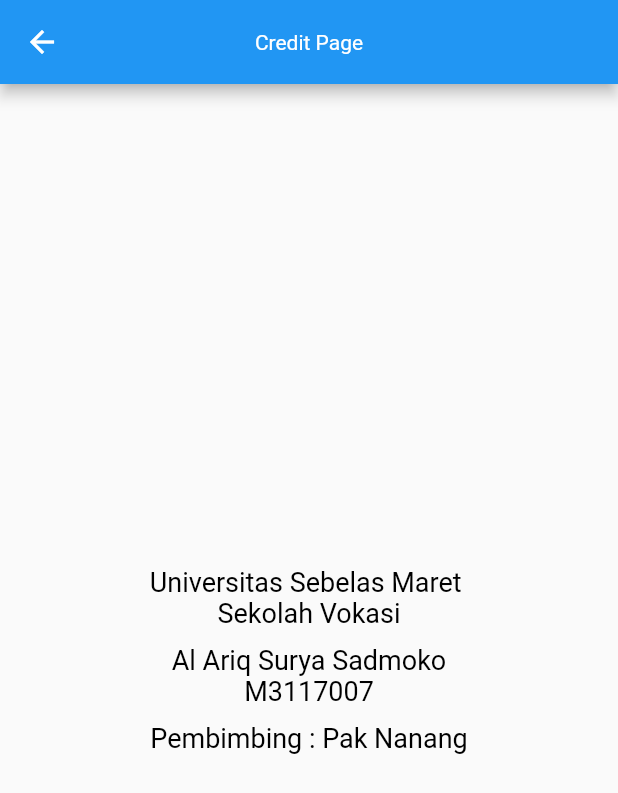
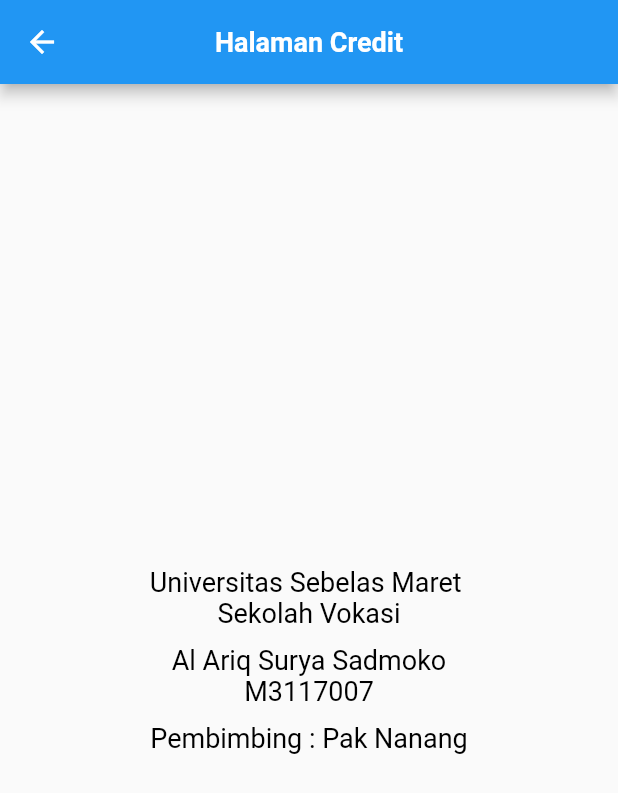
Before and after one commit to papazola-hue/protoype_pintar_iot, a Flutter app: the screen it shows after launch, after a tap on "Credit", on a phone screen of 412 x 824 dp. Shown: the top 793 px of the screen. Run offline on Flutter 3.47's test engine with Material 2 defaults, Android fonts, the phone set to English and light mode, and no system bars; our stand-ins replace firebase_core, firebase_database, get, liquid_progress_indicator; accounts and stored records are empty.

```diff
--- a/lib/screen/credit_screen.dart
+++ b/lib/screen/credit_screen.dart
@@ -1,4 +1,5 @@
 import 'package:flutter/material.dart';
+import 'package:protoype_pintar_iot/widget/scaffold_widget.dart';
 import 'package:protoype_pintar_iot/widget/template_text_widget.dart';
 
 class CreditScreen extends StatefulWidget {
@@ -10,14 +11,9 @@ class CreditScreen extends StatefulWidget {
 class _CreditScreenState extends State<CreditScreen> {
   @override
   Widget build(BuildContext context) {
-    return Scaffold(
-      appBar: AppBar(
-        centerTitle: true,
-        title: TemplateTextWidget(
-          title: 'Credit Page',
-        ),
-      ),
-      body: Container(
+    return ScaffoldWidget(
+      title: "Halaman Credit",
+      child: Container(
         child: Column(
           mainAxisAlignment: MainAxisAlignment.center,
           children: [
--- a/lib/screen/home_screen.dart
+++ b/lib/screen/home_screen.dart
@@ -4,6 +4,7 @@ import 'package:protoype_pintar_iot/Helper/helper_route.dart';
 // import 'package:get/get.dart';5
 import 'package:protoype_pintar_iot/screen/credit_screen.dart';
 import 'package:protoype_pintar_iot/screen/history_screen.dart';
+import 'package:protoype_pintar_iot/widget/scaffold_widget.dart';
 import 'package:protoype_pintar_iot/widget/template_card_widget.dart';
 import 'package:protoype_pintar_iot/widget/template_text_widget.dart';
 
@@ -15,14 +16,9 @@ class HomeScreen extends StatefulWidget {
 class _HomeScreenState extends State<HomeScreen> {
   @override
   Widget build(BuildContext cozntext) {
-    return Scaffold(
-      appBar: AppBar(
-        centerTitle: true,
-        title: TemplateTextWidget(
-          title: 'HomePage',
-        ),
-      ),
-      body: Container(
+    return ScaffoldWidget(
+      title: "Dashboard",
+      child: Container(
         child: Column(
           mainAxisAlignment: MainAxisAlignment.center,
           // crossAxisAlignment: CrossAxisAlignment.center,
--- /dev/null
+++ b/lib/widget/scaffold_widget.dart
@@ -0,0 +1,23 @@
+import 'package:flutter/material.dart';
+import 'package:protoype_pintar_iot/widget/template_text_widget.dart';
+
+class ScaffoldWidget extends StatelessWidget {
+  const ScaffoldWidget({Key key, this.child, this.appBar, this.title}) : super(key: key);
+  final Widget child;
+  final PreferredSizeWidget appBar;
+  final String title;
+  @override
+  Widget build(BuildContext context) {
+    return Scaffold(
+      appBar: AppBar(
+        centerTitle: true,
+        title: TemplateTextWidget(
+          title: title,
+          size: 18,
+          fontWeight: FontWeight.bold,
+        ),
+      ),
+      body: child,
+    );
+  }
+}
```
Also changed, not shown: lib/screen/detail_screen.dart (added, +61 -0 lines), lib/screen/history_screen.dart (+14 -8 lines), lib/widget/stack_detail_widget.dart (added, +31 -0 lines).
